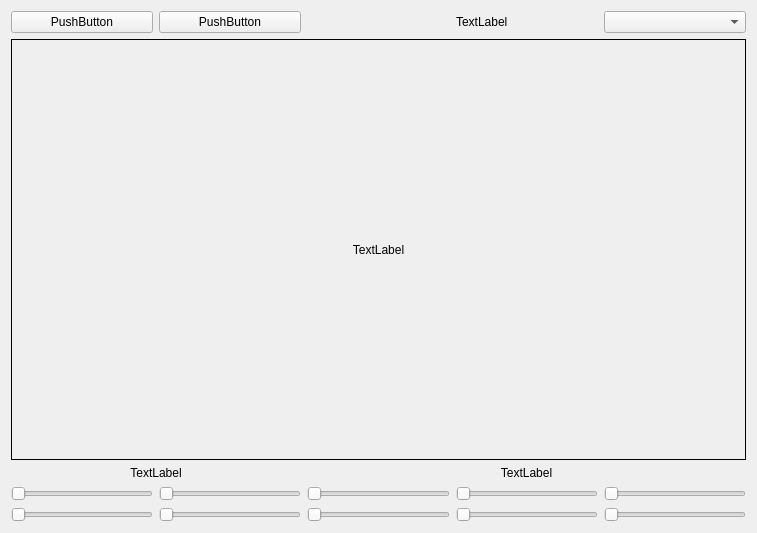
Old version of the form QtVigil/FeedScreen.ui in the repository khaledsalem999/Vigil.
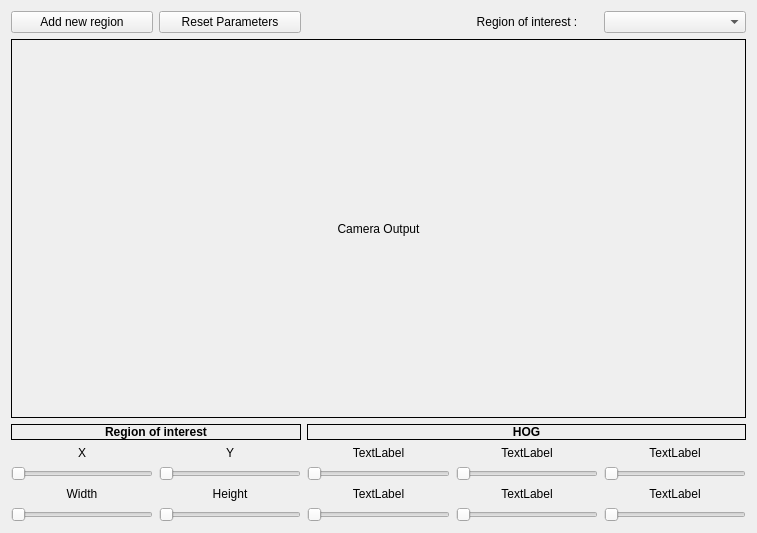
New version of the form.

```diff
--- a/QtVigil/FeedScreen.ui
+++ b/QtVigil/FeedScreen.ui
@@ -14,15 +14,47 @@
    <string>FeedScreen</string>
   </property>
   <layout class="QGridLayout" name="gridLayout">
-   <item row="0" column="3">
-    <widget class="QLabel" name="label">
+   <item row="3" column="0">
+    <widget class="QLabel" name="label_5">
+     <property name="sizePolicy">
+      <sizepolicy hsizetype="Preferred" vsizetype="Fixed">
+       <horstretch>0</horstretch>
+       <verstretch>0</verstretch>
+      </sizepolicy>
+     </property>
      <property name="text">
-      <string>TextLabel</string>
+      <string>X</string>
      </property>
+     <property name="alignment">
+      <set>Qt::AlignCenter</set>
+     </property>
     </widget>
    </item>
-   <item row="1" column="0" colspan="5">
-    <widget class="QLabel" name="label_2">
+   <item row="0" column="4">
+    <widget class="QComboBox" name="comboBox"/>
+   </item>
+   <item row="7" column="1">
+    <widget class="QSlider" name="HeightSlider">
+     <property name="orientation">
+      <enum>Qt::Horizontal</enum>
+     </property>
+    </widget>
+   </item>
+   <item row="5" column="1">
+    <widget class="QSlider" name="YSlider">
+     <property name="orientation">
+      <enum>Qt::Horizontal</enum>
+     </property>
+    </widget>
+   </item>
+   <item row="2" column="2" colspan="3">
+    <widget class="QLabel" name="label_4">
+     <property name="font">
+      <font>
+       <weight>75</weight>
+       <bold>true</bold>
+      </font>
+     </property>
      <property name="autoFillBackground">
       <bool>true</bool>
      </property>
@@ -30,7 +62,7 @@
       <enum>QFrame::Box</enum>
      </property>
      <property name="text">
-      <string>TextLabel</string>
+      <string>HOG</string>
      </property>
      <property name="alignment">
       <set>Qt::AlignCenter</set>
@@ -45,111 +77,218 @@
        <verstretch>0</verstretch>
       </sizepolicy>
      </property>
+     <property name="font">
+      <font>
+       <weight>75</weight>
+       <bold>true</bold>
+      </font>
+     </property>
+     <property name="autoFillBackground">
+      <bool>true</bool>
+     </property>
+     <property name="frameShape">
+      <enum>QFrame::Box</enum>
+     </property>
      <property name="text">
-      <string>TextLabel</string>
+      <string>Region of interest</string>
      </property>
      <property name="alignment">
       <set>Qt::AlignCenter</set>
      </property>
     </widget>
    </item>
+   <item row="7" column="3">
+    <widget class="QSlider" name="horizontalSlider_9">
+     <property name="orientation">
+      <enum>Qt::Horizontal</enum>
+     </property>
+    </widget>
+   </item>
+   <item row="1" column="0" colspan="5">
+    <widget class="QLabel" name="FeedView">
+     <property name="autoFillBackground">
+      <bool>true</bool>
+     </property>
+     <property name="frameShape">
+      <enum>QFrame::Box</enum>
+     </property>
+     <property name="text">
+      <string>Camera Output</string>
+     </property>
+     <property name="alignment">
+      <set>Qt::AlignCenter</set>
+     </property>
+    </widget>
+   </item>
+   <item row="0" column="3">
+    <widget class="QLabel" name="label">
+     <property name="text">
+      <string>Region of interest :</string>
+     </property>
+     <property name="alignment">
+      <set>Qt::AlignCenter</set>
+     </property>
+    </widget>
+   </item>
+   <item row="7" column="2">
+    <widget class="QSlider" name="horizontalSlider_8">
+     <property name="orientation">
+      <enum>Qt::Horizontal</enum>
+     </property>
+    </widget>
+   </item>
+   <item row="7" column="0">
+    <widget class="QSlider" name="WidthSlider">
+     <property name="orientation">
+      <enum>Qt::Horizontal</enum>
+     </property>
+    </widget>
+   </item>
    <item row="0" column="0">
     <widget class="QPushButton" name="pushButton">
      <property name="text">
-      <string>PushButton</string>
+      <string>Add new region</string>
      </property>
     </widget>
    </item>
    <item row="0" column="1">
     <widget class="QPushButton" name="pushButton_2">
      <property name="text">
-      <string>PushButton</string>
+      <string>Reset Parameters</string>
      </property>
     </widget>
    </item>
-   <item row="3" column="0">
-    <widget class="QSlider" name="horizontalSlider">
-     <property name="orientation">
-      <enum>Qt::Horizontal</enum>
-     </property>
-    </widget>
-   </item>
-   <item row="0" column="4">
-    <widget class="QComboBox" name="comboBox"/>
-   </item>
-   <item row="3" column="4">
+   <item row="5" column="4">
     <widget class="QSlider" name="horizontalSlider_4">
      <property name="orientation">
       <enum>Qt::Horizontal</enum>
      </property>
     </widget>
    </item>
-   <item row="2" column="2" colspan="3">
-    <widget class="QLabel" name="label_4">
-     <property name="text">
-      <string>TextLabel</string>
-     </property>
-     <property name="alignment">
-      <set>Qt::AlignCenter</set>
-     </property>
-    </widget>
-   </item>
-   <item row="3" column="1">
-    <widget class="QSlider" name="horizontalSlider_2">
-     <property name="orientation">
-      <enum>Qt::Horizontal</enum>
-     </property>
-    </widget>
-   </item>
-   <item row="3" column="3">
-    <widget class="QSlider" name="horizontalSlider_3">
-     <property name="orientation">
-      <enum>Qt::Horizontal</enum>
-     </property>
-    </widget>
-   </item>
-   <item row="3" column="2">
+   <item row="5" column="2">
     <widget class="QSlider" name="horizontalSlider_5">
      <property name="orientation">
       <enum>Qt::Horizontal</enum>
      </property>
     </widget>
    </item>
-   <item row="4" column="0">
-    <widget class="QSlider" name="horizontalSlider_6">
+   <item row="5" column="3">
+    <widget class="QSlider" name="horizontalSlider_3">
      <property name="orientation">
       <enum>Qt::Horizontal</enum>
      </property>
     </widget>
    </item>
-   <item row="4" column="1">
-    <widget class="QSlider" name="horizontalSlider_7">
+   <item row="5" column="0">
+    <widget class="QSlider" name="XSlider">
      <property name="orientation">
       <enum>Qt::Horizontal</enum>
      </property>
     </widget>
    </item>
-   <item row="4" column="2">
-    <widget class="QSlider" name="horizontalSlider_8">
-     <property name="orientation">
-      <enum>Qt::Horizontal</enum>
-     </property>
-    </widget>
-   </item>
-   <item row="4" column="3">
-    <widget class="QSlider" name="horizontalSlider_9">
-     <property name="orientation">
-      <enum>Qt::Horizontal</enum>
-     </property>
-    </widget>
-   </item>
-   <item row="4" column="4">
+   <item row="7" column="4">
     <widget class="QSlider" name="horizontalSlider_10">
      <property name="orientation">
       <enum>Qt::Horizontal</enum>
      </property>
     </widget>
    </item>
+   <item row="3" column="4">
+    <widget class="QLabel" name="label_9">
+     <property name="text">
+      <string>TextLabel</string>
+     </property>
+     <property name="alignment">
+      <set>Qt::AlignCenter</set>
+     </property>
+    </widget>
+   </item>
+   <item row="3" column="2">
+    <widget class="QLabel" name="label_7">
+     <property name="text">
+      <string>TextLabel</string>
+     </property>
+     <property name="alignment">
+      <set>Qt::AlignCenter</set>
+     </property>
+    </widget>
+   </item>
+   <item row="3" column="3">
+    <widget class="QLabel" name="label_8">
+     <property name="text">
+      <string>TextLabel</string>
+     </property>
+     <property name="alignment">
+      <set>Qt::AlignCenter</set>
+     </property>
+    </widget>
+   </item>
+   <item row="3" column="1">
+    <widget class="QLabel" name="label_6">
+     <property name="text">
+      <string>Y</string>
+     </property>
+     <property name="alignment">
+      <set>Qt::AlignCenter</set>
+     </property>
+    </widget>
+   </item>
+   <item row="6" column="0">
+    <widget class="QLabel" name="label_10">
+     <property name="sizePolicy">
+      <sizepolicy hsizetype="Preferred" vsizetype="Fixed">
+       <horstretch>0</horstretch>
+       <verstretch>0</verstretch>
+      </sizepolicy>
+     </property>
+     <property name="text">
+      <string>Width</string>
+     </property>
+     <property name="alignment">
+      <set>Qt::AlignCenter</set>
+     </property>
+    </widget>
+   </item>
+   <item row="6" column="1">
+    <widget class="QLabel" name="label_11">
+     <property name="text">
+      <string>Height</string>
+     </property>
+     <property name="alignment">
+      <set>Qt::AlignCenter</set>
+     </property>
+    </widget>
+   </item>
+   <item row="6" column="2">
+    <widget class="QLabel" name="label_12">
+     <property name="text">
+      <string>TextLabel</string>
+     </property>
+     <property name="alignment">
+      <set>Qt::AlignCenter</set>
+     </property>
+    </widget>
+   </item>
+   <item row="6" column="3">
+    <widget class="QLabel" name="label_13">
+     <property name="text">
+      <string>TextLabel</string>
+     </property>
+     <property name="alignment">
+      <set>Qt::AlignCenter</set>
+     </property>
+    </widget>
+   </item>
+   <item row="6" column="4">
+    <widget class="QLabel" name="label_14">
+     <property name="text">
+      <string>TextLabel</string>
+     </property>
+     <property name="alignment">
+      <set>Qt::AlignCenter</set>
+     </property>
+    </widget>
+   </item>
   </layout>
  </widget>
  <layoutdefault spacing="6" margin="11"/>
```
